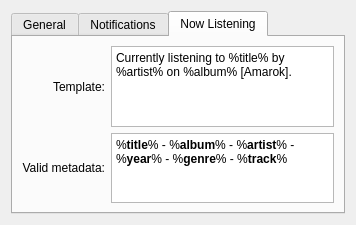
First picture: the form in choqok/config/prefs_base.ui, repository KDE/choqok, before the edit.
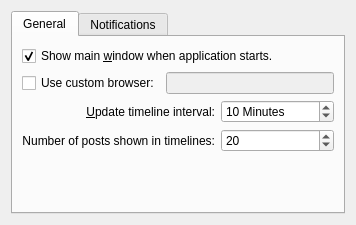
Second picture: the form after the edit. The open tabs and pages were chosen to show the change. Custom widgets are drawn as their Qt base class.

Commit message: Choqok::UI::Global namespace added that make access to MainWindow and QuickPostWindow easy on everywhere. This is useful for plugins, and MessageBox and ... Now Listening tab removed from prefs_base.ui

Patch:
```diff
--- a/choqok/config/prefs_base.ui
+++ b/choqok/config/prefs_base.ui
@@ -200,86 +200,6 @@
        </item>
       </layout>
      </widget>
-     <widget class="QWidget" name="tab_3">
-      <attribute name="title">
-       <string>Now Listening</string>
-      </attribute>
-      <layout class="QGridLayout" name="gridLayout_4">
-       <item row="0" column="0">
-        <widget class="QLabel" name="label_2">
-         <property name="text">
-          <string>Template:</string>
-         </property>
-         <property name="alignment">
-          <set>Qt::AlignRight|Qt::AlignTrailing|Qt::AlignVCenter</set>
-         </property>
-        </widget>
-       </item>
-       <item row="0" column="1">
-        <widget class="KTextEdit" name="kcfg_nowListening">
-         <property name="maximumSize">
-          <size>
-           <width>16777215</width>
-           <height>150</height>
-          </size>
-         </property>
-         <property name="tabChangesFocus">
-          <bool>true</bool>
-         </property>
-         <property name="html">
-          <string notr="true">&lt;!DOCTYPE HTML PUBLIC &quot;-//W3C//DTD HTML 4.0//EN&quot; &quot;http://www.w3.org/TR/REC-html40/strict.dtd&quot;&gt;
-&lt;html&gt;&lt;head&gt;&lt;meta name=&quot;qrichtext&quot; content=&quot;1&quot; /&gt;&lt;style type=&quot;text/css&quot;&gt;
-p, li { white-space: pre-wrap; }
-&lt;/style&gt;&lt;/head&gt;&lt;body style=&quot; font-family:'DejaVu Sans'; font-size:9pt; font-weight:400; font-style:normal;&quot;&gt;
-&lt;p style=&quot; margin-top:0px; margin-bottom:0px; margin-left:0px; margin-right:0px; -qt-block-indent:0; text-indent:0px;&quot;&gt;Currently listening to %title% by %artist% on %album% [Amarok].&lt;/p&gt;&lt;/body&gt;&lt;/html&gt;</string>
-         </property>
-         <property name="acceptRichText">
-          <bool>false</bool>
-         </property>
-        </widget>
-       </item>
-       <item row="1" column="0">
-        <widget class="QLabel" name="label_8">
-         <property name="text">
-          <string>Valid metadata:</string>
-         </property>
-         <property name="alignment">
-          <set>Qt::AlignRight|Qt::AlignTrailing|Qt::AlignVCenter</set>
-         </property>
-        </widget>
-       </item>
-       <item row="3" column="0" colspan="2">
-        <spacer name="verticalSpacer_3">
-         <property name="orientation">
-          <enum>Qt::Vertical</enum>
-         </property>
-         <property name="sizeHint" stdset="0">
-          <size>
-           <width>20</width>
-           <height>40</height>
-          </size>
-         </property>
-        </spacer>
-       </item>
-       <item row="1" column="1">
-        <widget class="KTextBrowser" name="ktextbrowser">
-         <property name="maximumSize">
-          <size>
-           <width>16777215</width>
-           <height>100</height>
-          </size>
-         </property>
-         <property name="html">
-          <string notr="true">&lt;!DOCTYPE HTML PUBLIC &quot;-//W3C//DTD HTML 4.0//EN&quot; &quot;http://www.w3.org/TR/REC-html40/strict.dtd&quot;&gt;
-&lt;html&gt;&lt;head&gt;&lt;meta name=&quot;qrichtext&quot; content=&quot;1&quot; /&gt;&lt;style type=&quot;text/css&quot;&gt;
-p, li { white-space: pre-wrap; }
-&lt;/style&gt;&lt;/head&gt;&lt;body style=&quot; font-family:'DejaVu Sans'; font-size:9pt; font-weight:400; font-style:normal;&quot;&gt;
-&lt;p style=&quot; margin-top:0px; margin-bottom:0px; margin-left:0px; margin-right:0px; -qt-block-indent:0; text-indent:0px;&quot;&gt;%&lt;span style=&quot; font-weight:600;&quot;&gt;title&lt;/span&gt;% - %&lt;span style=&quot; font-weight:600;&quot;&gt;album&lt;/span&gt;% - %&lt;span style=&quot; font-weight:600;&quot;&gt;artist&lt;/span&gt;% - %&lt;span style=&quot; font-weight:600;&quot;&gt;year&lt;/span&gt;% - %&lt;span style=&quot; font-weight:600;&quot;&gt;genre&lt;/span&gt;% - %&lt;span style=&quot; font-weight:600;&quot;&gt;track&lt;/span&gt;%&lt;/p&gt;&lt;/body&gt;&lt;/html&gt;</string>
-         </property>
-        </widget>
-       </item>
-      </layout>
-     </widget>
     </widget>
    </item>
   </layout>
@@ -301,16 +221,6 @@
    <header>ktabwidget.h</header>
    <container>1</container>
   </customwidget>
-  <customwidget>
-   <class>KTextBrowser</class>
-   <extends>QTextBrowser</extends>
-   <header>ktextbrowser.h</header>
-  </customwidget>
-  <customwidget>
-   <class>KTextEdit</class>
-   <extends>QTextEdit</extends>
-   <header>ktextedit.h</header>
-  </customwidget>
  </customwidgets>
  <tabstops>
   <tabstop>kcfg_showMainWinOnStart</tabstop>
```
The commit also changes 5 other files.
